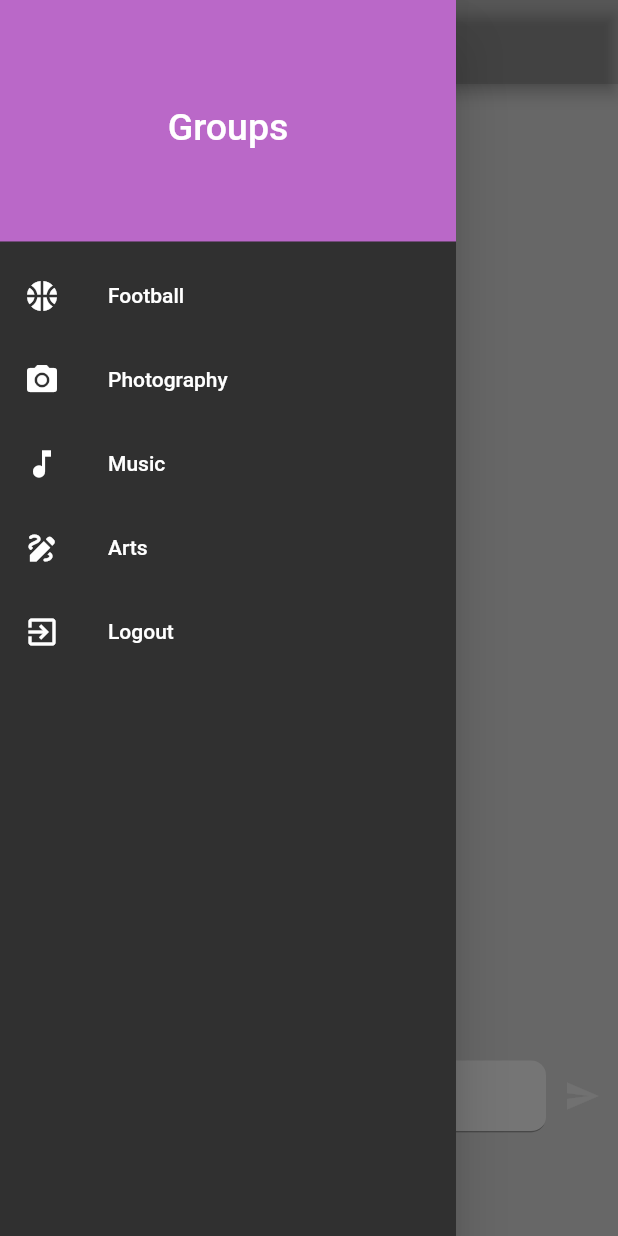
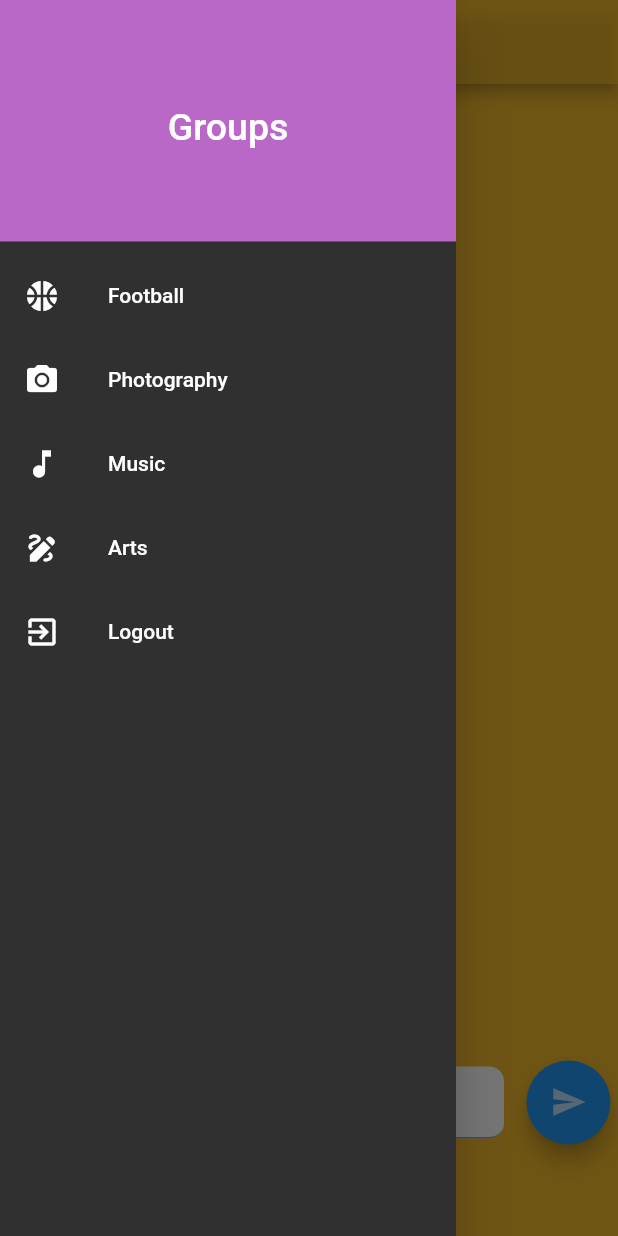
Before and after one commit to ManideepDonkena/chatter_app, a Flutter app: the FootBall screen opened directly with empty values, with the side drawer open, on a phone screen of 412 x 824 dp. Run offline on Flutter 3.47's test engine with Material 2 defaults, Android fonts, the phone set to English and light mode, and no system bars; our stand-ins replace cloud_firestore, firebase_core, shared_preferences; missing offline and left inert: profanity_filter; accounts and stored records are empty.

Commit message:
pages_edited

```diff
--- a/lib/groups/football.dart
+++ b/lib/groups/football.dart
@@ -22,10 +22,10 @@ class _FootBallState extends State<FootBall> {
   Widget build(BuildContext context) {
     return Scaffold(
       drawer: NavDrawer(),
-      backgroundColor: Colors.black12,
+      backgroundColor: Color.fromARGB(255, 242, 186, 44),
       appBar: AppBar(
-        title: Text('Football'),
-        backgroundColor: Colors.black12,
+        title: Text('FOOTBALL'),
+        backgroundColor: Color.fromARGB(186, 242, 186, 44),
       ),
       body: SingleChildScrollView(
         child: Column(
@@ -40,6 +40,9 @@ class _FootBallState extends State<FootBall> {
             ),
             Row(
               children: [
+                SizedBox(
+                  width: 15,
+                ),
                 Expanded(
                   child: TextFormField(
                     controller: message,
@@ -65,10 +68,13 @@ class _FootBallState extends State<FootBall> {
                     },
                   ),
                 ),
-                IconButton(
+                SizedBox(
+                  width: 15,
+                ),
+                FloatingActionButton(
                   onPressed: () {
                     bool hasProfanity = filter.hasProfanity(message.text);
-                    print('The string has profanity: $hasProfanity');
+                    // print('The string has profanity: $hasProfanity');
                     if (hasProfanity == true) {
                       message.text = filter.censor(message.text);
                     }
@@ -82,10 +88,14 @@ class _FootBallState extends State<FootBall> {
                       message.clear();
                     }
                   },
-                  icon: Icon(
+                  child: Icon(
                     Icons.send_sharp,
                     color: Colors.white70,
                   ),
+                  materialTapTargetSize: MaterialTapTargetSize.shrinkWrap,
+                ),
+                SizedBox(
+                  width: 5,
                 ),
               ],
             ),
@@ -93,6 +103,14 @@ class _FootBallState extends State<FootBall> {
         ),
       ),
     );
+  }
+
+  bool colorset(uname, qs) {
+    if (uname == qs['userName']) {
+      return true;
+    } else {
+      return false;
+    }
   }
 
   messages({required String uname}) {
@@ -113,16 +131,17 @@ class _FootBallState extends State<FootBall> {
         }
 
         return SingleChildScrollView(
+          reverse: true,
           child: ListView.builder(
             itemCount: snapshot.data!.docs.length,
-            physics: ScrollPhysics(),
+            physics: ClampingScrollPhysics(),
             shrinkWrap: true,
-            primary: true,
+            padding: EdgeInsets.only(top: 10, bottom: 10),
+            // primary: true,
             itemBuilder: (_, index) {
               QueryDocumentSnapshot qs = snapshot.data!.docs[index];
               Timestamp t = qs['time'];
               DateTime d = t.toDate();
-              print(d.toString());
               return Padding(
                 padding: const EdgeInsets.only(top: 8, bottom: 8),
                 child: Column(
@@ -133,10 +152,14 @@ class _FootBallState extends State<FootBall> {
                     SizedBox(
                       width: 300,
                       child: ListTile(
-                        tileColor: Colors.white70,
+                        tileColor: (colorset(uname, qs)
+                            ? Colors.grey.shade200
+                            : Color.fromARGB(201, 29, 91, 215)),
                         shape: RoundedRectangleBorder(
                           side: BorderSide(
-                            color: Colors.grey,
+                            color: (colorset(uname, qs)
+                                ? Colors.grey.shade200
+                                : Color.fromARGB(201, 29, 91, 215)),
                           ),
                           borderRadius: BorderRadius.circular(10),
                         ),
```
Also changed, not shown: lib/groups/arts.dart (+37 -14 lines), lib/groups/music.dart (+32 -9 lines), lib/groups/photography.dart (+33 -10 lines).
